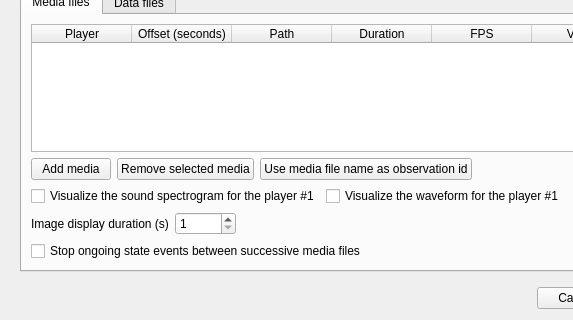
Before: the Qt Designer form boris/observation.ui in olivierfriard/BORIS, drawn with Qt 5; both pictures show x 0 to 573 and y 330 to 650 of the 800 by 650 pixel window.
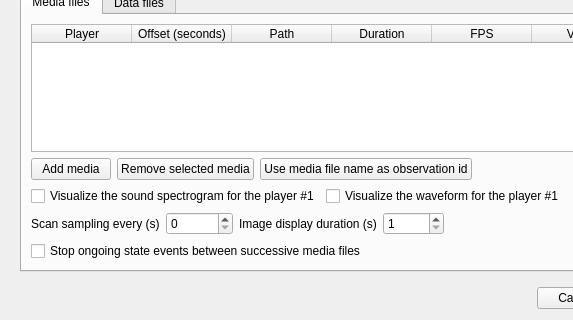
After: the same form once the commit is applied. The open tabs and pages were chosen to show the change.

Commit message: implemented scan sampling for media observation

Patch:
```diff
--- a/boris/observation.ui
+++ b/boris/observation.ui
@@ -364,6 +364,20 @@
            </item>
            <item>
             <layout class="QHBoxLayout" name="horizontalLayout_12">
+             <item>
+              <widget class="QLabel" name="label_5">
+               <property name="text">
+                <string>Scan sampling every (s)</string>
+               </property>
+              </widget>
+             </item>
+             <item>
+              <widget class="QSpinBox" name="sb_media_scan_sampling">
+               <property name="maximum">
+                <number>1000000</number>
+               </property>
+              </widget>
+             </item>
              <item>
               <widget class="QLabel" name="label_2">
                <property name="text">
```
Left out of the diff: 2 changed lines with no effect on the pictures. The commit also changes 6 other files.
